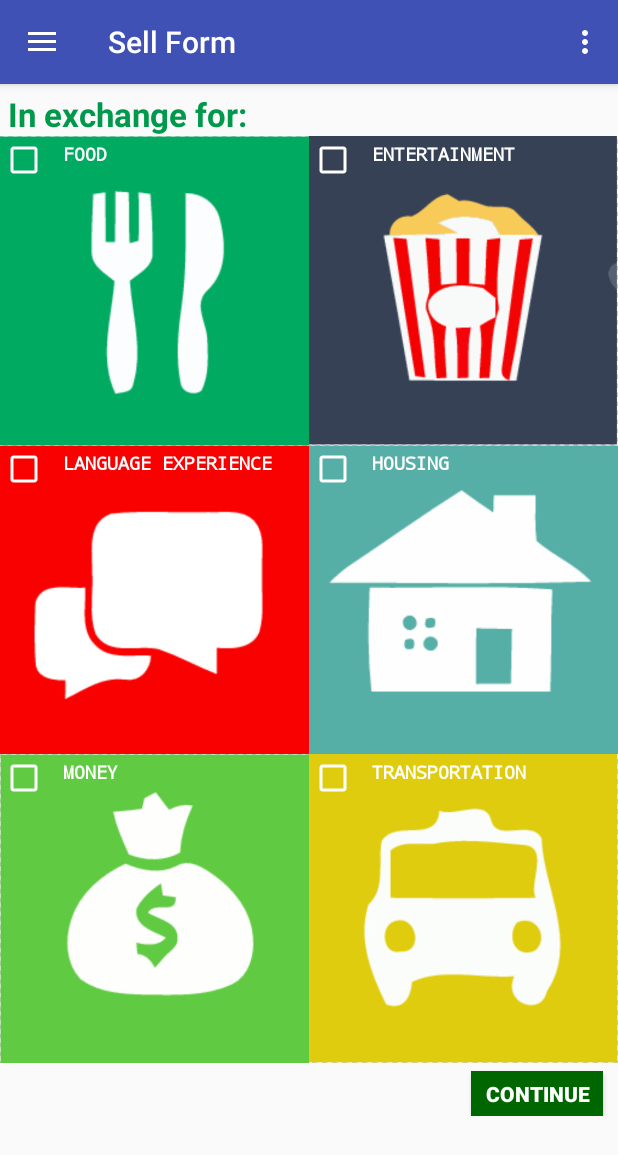
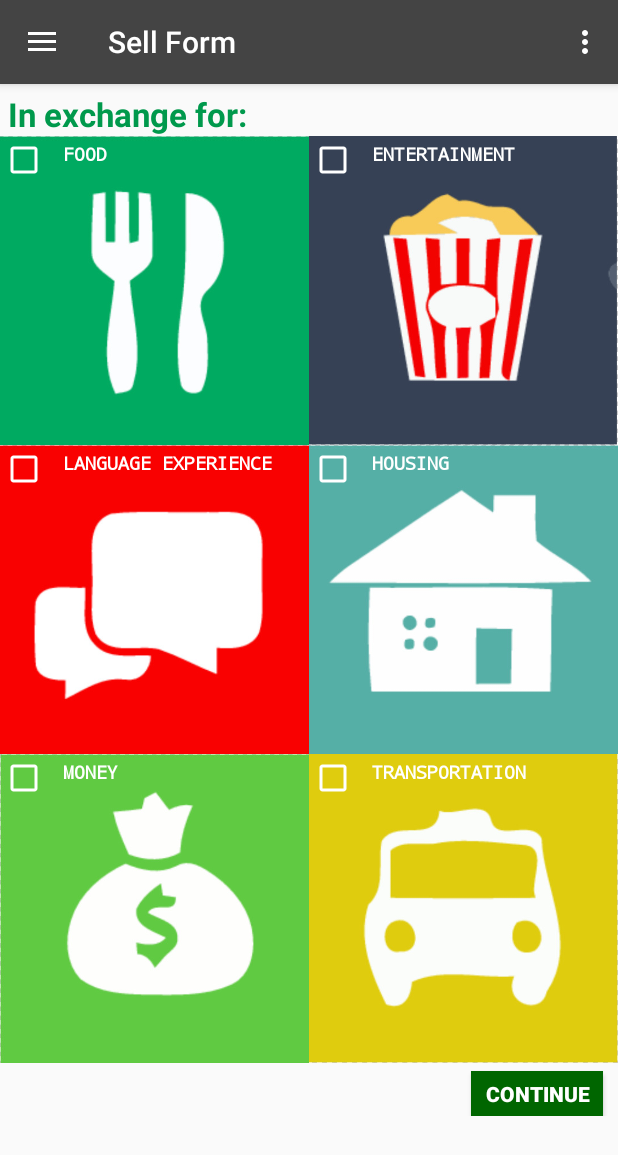
Before and after one commit to ucsdCSE110wi16/CSE110M240T11, an Android app: the fragment SellFragment placed in its activity, after a tap on "CONTINUE", on a phone screen of 412 x 824 dp. Shown: the top 1155 px of the screen. Run offline under Robolectric (Android 15) with nearby library versions, the phone set to English and light mode, and no system bars; pictures from the network do not load; 3 statements that could not run were skipped.

Commit message:
Makes sure everything falls under actionbar, and changed actionbar and menu setting

```diff
--- a/app/src/main/java/group11/cse110/com/serviceforservice/BuyFragment.java
+++ b/app/src/main/java/group11/cse110/com/serviceforservice/BuyFragment.java
@@ -1,39 +1,21 @@
 package group11.cse110.com.serviceforservice;
 
-import android.content.Context;
 import android.content.SharedPreferences;
-import android.graphics.Bitmap;
-import android.graphics.BitmapFactory;
 import android.graphics.Color;
-import android.graphics.PorterDuff;
-import android.graphics.PorterDuffColorFilter;
-import android.graphics.drawable.Drawable;
-import android.os.AsyncTask;
+import android.graphics.drawable.ColorDrawable;
+import android.os.Bundle;
 import android.support.v4.app.Fragment;
-import android.os.Bundle;
-import android.util.Log;
+import android.text.Html;
 import android.view.LayoutInflater;
 import android.view.View;
 import android.view.ViewGroup;
 import android.widget.AbsListView;
-import android.widget.ArrayAdapter;
-import android.widget.HorizontalScrollView;
-import android.widget.ImageView;
-import android.widget.LinearLayout;
 import android.widget.ListView;
-import android.widget.ScrollView;
-import android.widget.TextView;
-import com.parse.FindCallback;
-import com.parse.ParseException;
+
 import com.parse.ParseObject;
 import com.parse.ParseQuery;
-import java.io.BufferedInputStream;
-import java.io.BufferedOutputStream;
-import java.io.ByteArrayOutputStream;
-import java.io.InputStream;
-import java.net.URL;
+
 import java.util.ArrayList;
-import java.util.List;
 
 public class BuyFragment extends Fragment implements AbsListView.OnScrollListener{
     SharedPreferences sp;
@@ -59,6 +41,12 @@ public class BuyFragment extends Fragment implements AbsListView.OnScrollListene
         View rootView = inflater.inflate(R.layout.buy, container, false);
         lv = (ListView) rootView.findViewById(R.id.listview);
         lv.setOnScrollListener(this);
+
+        android.support.v7.app.ActionBar actionBar = ((HomePage)getActivity()).getSupportActionBar();
+        //actionBar.setTitle("Sell Form");
+        actionBar.setTitle(Html.fromHtml("<font color=@colors/white>SELL FEED</font>"));
+        actionBar.setBackgroundDrawable(new ColorDrawable(Color.DKGRAY));
+
         username = new ArrayList<String>();
         descriptions = new ArrayList<String>();
         imageUrls = new ArrayList<String>();
--- a/app/src/main/java/group11/cse110/com/serviceforservice/HomePage.java
+++ b/app/src/main/java/group11/cse110/com/serviceforservice/HomePage.java
@@ -84,12 +84,11 @@ public class HomePage extends AppCompatActivity
         int id = item.getItemId();
 
         if (id == R.id.nav_buy) {
+        } else if (id == R.id.nav_sell) {
             android.support.v4.app.FragmentTransaction fragmentTransaction =
                     getSupportFragmentManager().beginTransaction();
             fragmentTransaction.replace(R.id.fragment_container, buyFragment);
             fragmentTransaction.commit();
-        } else if (id == R.id.nav_sell) {
-
         } else if (id == R.id.nav_post_sell) {
             android.support.v4.app.FragmentTransaction fragmentTransaction =
                     getSupportFragmentManager().beginTransaction();
--- a/app/src/main/java/group11/cse110/com/serviceforservice/SellFragment.java
+++ b/app/src/main/java/group11/cse110/com/serviceforservice/SellFragment.java
@@ -1,7 +1,10 @@
 package group11.cse110.com.serviceforservice;
 
+import android.graphics.Color;
+import android.graphics.drawable.ColorDrawable;
 import android.os.Bundle;
 import android.support.v4.app.Fragment;
+import android.text.Html;
 import android.util.DisplayMetrics;
 import android.view.LayoutInflater;
 import android.view.View;
@@ -30,7 +33,9 @@ public class SellFragment extends Fragment {
         int halfWidth = width/2;
 
         android.support.v7.app.ActionBar actionBar = ((HomePage)getActivity()).getSupportActionBar();
-        actionBar.setTitle("Sell Form");
+        //actionBar.setTitle("Sell Form");
+        actionBar.setTitle(Html.fromHtml("<font color=@colors/white>Sell Form</font>"));
+        actionBar.setBackgroundDrawable(new ColorDrawable(Color.DKGRAY));
 
         Button cont1= (Button)rootView.findViewById(R.id.cont1Button);
 
--- a/app/src/main/java/group11/cse110/com/serviceforservice/sellPageTwo.java
+++ b/app/src/main/java/group11/cse110/com/serviceforservice/sellPageTwo.java
@@ -1,7 +1,10 @@
 package group11.cse110.com.serviceforservice;
 
+import android.graphics.Color;
+import android.graphics.drawable.ColorDrawable;
 import android.os.Bundle;
 import android.support.v4.app.Fragment;
+import android.text.Html;
 import android.util.DisplayMetrics;
 import android.view.LayoutInflater;
 import android.view.View;
@@ -27,7 +30,9 @@ public class sellPageTwo extends Fragment {
         root = rootView;
 
         android.support.v7.app.ActionBar actionBar = ((HomePage)getActivity()).getSupportActionBar();
-        actionBar.setTitle("Sell Form");
+        //actionBar.setTitle("Sell Form");
+        actionBar.setTitle(Html.fromHtml("<font color=@colors/white>Sell Form</font>"));
+        actionBar.setBackgroundDrawable(new ColorDrawable(Color.DKGRAY));
 
         DisplayMetrics displayMetrics = getResources().getDisplayMetrics();
         int width = displayMetrics.widthPixels;
--- a/app/src/main/res/layout/buy.xml
+++ b/app/src/main/res/layout/buy.xml
@@ -6,7 +6,8 @@
     <LinearLayout xmlns:android="http://schemas.android.com/apk/res/android"
         android:orientation="vertical" android:layout_width="match_parent"
         android:layout_height="match_parent"
-        android:id="@+id/buyID">
+        android:id="@+id/buyID"
+        android:layout_marginTop="?attr/actionBarSize">
 
         <ListView
             android:id="@+id/listview"
--- a/app/src/main/res/layout/profile.xml
+++ b/app/src/main/res/layout/profile.xml
@@ -2,7 +2,8 @@
 <RelativeLayout xmlns:android="http://schemas.android.com/apk/res/android"
     android:orientation="vertical" android:layout_width="match_parent"
     android:layout_height="match_parent"
-    android:weightSum="1">
+    android:weightSum="1"
+    android:layout_marginTop="?attr/actionBarSize">
 
     <ImageView
         android:layout_width="110dp"
```
Also changed, not shown: app/src/main/java/group11/cse110/com/serviceforservice/buyPageOne.java (+6 -1 lines), app/src/main/java/group11/cse110/com/serviceforservice/buyPageThree.java (+9 -2 lines), app/src/main/java/group11/cse110/com/serviceforservice/buyPageTwo.java (+6 -1 lines), app/src/main/java/group11/cse110/com/serviceforservice/sellPageThree.java (+9 -1 lines), app/src/main/res/layout/colors.xml (deleted, +0 -12 lines).
